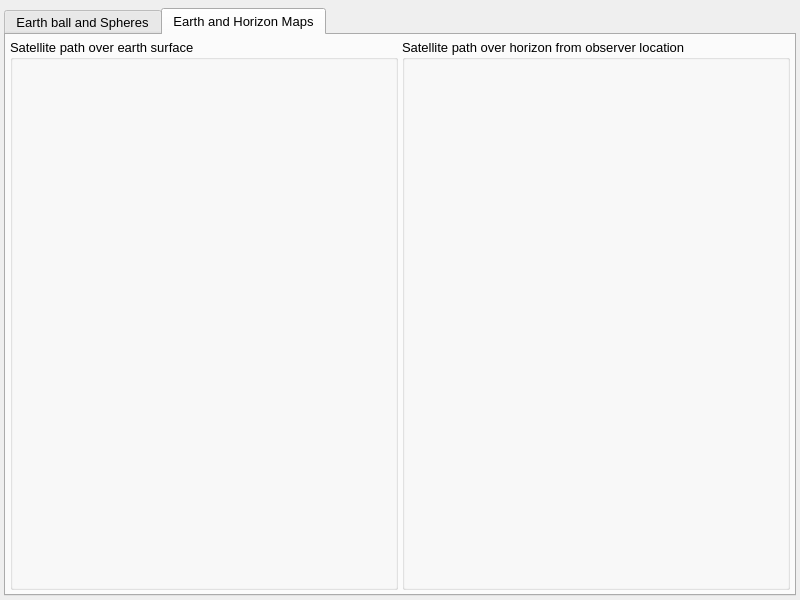
Old version of the form mw4/gui/widgets/satellite.ui in the repository mworion/MountWizzard4.
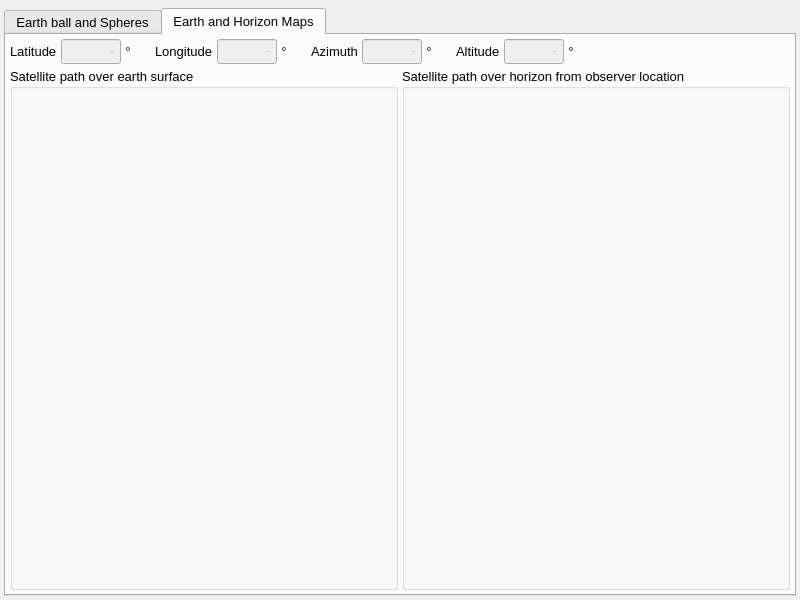
New version of the form. The open tabs and pages were chosen to show the change.

Diff of the .ui file:
```diff
--- a/mw4/gui/widgets/satellite.ui
+++ b/mw4/gui/widgets/satellite.ui
@@ -83,7 +83,7 @@
       <attribute name="title">
        <string>Earth ball and Spheres</string>
       </attribute>
-      <layout class="QHBoxLayout" name="horizontalLayout">
+      <layout class="QVBoxLayout" name="verticalLayout_3">
        <property name="spacing">
         <number>4</number>
        </property>
@@ -99,6 +99,230 @@
        <property name="bottomMargin">
         <number>4</number>
        </property>
+       <item>
+        <layout class="QHBoxLayout" name="horizontalLayout_2" stretch="0,0,0,0,0,0,0,1">
+         <item>
+          <widget class="QLabel" name="label_272">
+           <property name="minimumSize">
+            <size>
+             <width>0</width>
+             <height>25</height>
+            </size>
+           </property>
+           <property name="font">
+            <font>
+             <family>Arial</family>
+             <pointsize>10</pointsize>
+             <weight>50</weight>
+             <bold>false</bold>
+            </font>
+           </property>
+           <property name="text">
+            <string>Right ascension</string>
+           </property>
+          </widget>
+         </item>
+         <item>
+          <widget class="QLineEdit" name="satRa">
+           <property name="enabled">
+            <bool>false</bool>
+           </property>
+           <property name="minimumSize">
+            <size>
+             <width>0</width>
+             <height>25</height>
+            </size>
+           </property>
+           <property name="maximumSize">
+            <size>
+             <width>60</width>
+             <height>16777215</height>
+            </size>
+           </property>
+           <property name="font">
+            <font>
+             <family>Courier</family>
+             <pointsize>10</pointsize>
+             <weight>50</weight>
+             <bold>false</bold>
+            </font>
+           </property>
+           <property name="mouseTracking">
+            <bool>false</bool>
+           </property>
+           <property name="acceptDrops">
+            <bool>false</bool>
+           </property>
+           <property name="toolTip">
+            <string>Actual right ascention of the satelite from observers position.</string>
+           </property>
+           <property name="layoutDirection">
+            <enum>Qt::RightToLeft</enum>
+           </property>
+           <property name="text">
+            <string>-</string>
+           </property>
+           <property name="alignment">
+            <set>Qt::AlignRight|Qt::AlignTrailing|Qt::AlignVCenter</set>
+           </property>
+           <property name="readOnly">
+            <bool>false</bool>
+           </property>
+          </widget>
+         </item>
+         <item>
+          <widget class="QLabel" name="label_224">
+           <property name="minimumSize">
+            <size>
+             <width>0</width>
+             <height>25</height>
+            </size>
+           </property>
+           <property name="font">
+            <font>
+             <family>Arial</family>
+             <pointsize>10</pointsize>
+             <weight>50</weight>
+             <bold>false</bold>
+            </font>
+           </property>
+           <property name="text">
+            <string>hours</string>
+           </property>
+           <property name="alignment">
+            <set>Qt::AlignCenter</set>
+           </property>
+           <property name="wordWrap">
+            <bool>false</bool>
+           </property>
+          </widget>
+         </item>
+         <item>
+          <spacer name="horizontalSpacer_4">
+           <property name="orientation">
+            <enum>Qt::Horizontal</enum>
+           </property>
+           <property name="sizeHint" stdset="0">
+            <size>
+             <width>20</width>
+             <height>20</height>
+            </size>
+           </property>
+          </spacer>
+         </item>
+         <item>
+          <widget class="QLabel" name="label_328">
+           <property name="minimumSize">
+            <size>
+             <width>0</width>
+             <height>25</height>
+            </size>
+           </property>
+           <property name="font">
+            <font>
+             <family>Arial</family>
+             <pointsize>10</pointsize>
+             <weight>50</weight>
+             <bold>false</bold>
+            </font>
+           </property>
+           <property name="text">
+            <string>Declination</string>
+           </property>
+          </widget>
+         </item>
+         <item>
+          <widget class="QLineEdit" name="satDec">
+           <property name="enabled">
+            <bool>false</bool>
+           </property>
+           <property name="minimumSize">
+            <size>
+             <width>0</width>
+             <height>25</height>
+            </size>
+           </property>
+           <property name="maximumSize">
+            <size>
+             <width>60</width>
+             <height>16777215</height>
+            </size>
+           </property>
+           <property name="font">
+            <font>
+             <family>Courier</family>
+             <pointsize>10</pointsize>
+             <weight>50</weight>
+             <bold>false</bold>
+            </font>
+           </property>
+           <property name="mouseTracking">
+            <bool>false</bool>
+           </property>
+           <property name="acceptDrops">
+            <bool>false</bool>
+           </property>
+           <property name="toolTip">
+            <string>Actual declination of the satelite from observers position.</string>
+           </property>
+           <property name="layoutDirection">
+            <enum>Qt::RightToLeft</enum>
+           </property>
+           <property name="text">
+            <string>-</string>
+           </property>
+           <property name="alignment">
+            <set>Qt::AlignRight|Qt::AlignTrailing|Qt::AlignVCenter</set>
+           </property>
+           <property name="readOnly">
+            <bool>false</bool>
+           </property>
+          </widget>
+         </item>
+         <item>
+          <widget class="QLabel" name="label_332">
+           <property name="minimumSize">
+            <size>
+             <width>0</width>
+             <height>25</height>
+            </size>
+           </property>
+           <property name="font">
+            <font>
+             <family>Arial</family>
+             <pointsize>10</pointsize>
+             <weight>50</weight>
+             <bold>false</bold>
+            </font>
+           </property>
+           <property name="text">
+            <string>degrees</string>
+           </property>
+           <property name="alignment">
+            <set>Qt::AlignCenter</set>
+           </property>
+           <property name="wordWrap">
+            <bool>false</bool>
+           </property>
+          </widget>
+         </item>
+         <item>
+          <spacer name="horizontalSpacer_5">
+           <property name="orientation">
+            <enum>Qt::Horizontal</enum>
+           </property>
+           <property name="sizeHint" stdset="0">
+            <size>
+             <width>40</width>
+             <height>20</height>
+            </size>
+           </property>
+          </spacer>
+         </item>
+        </layout>
+       </item>
+       <item>
+        <layout class="QHBoxLayout" name="horizontalLayout_3">
        <item>
         <widget class="QGroupBox" name="groupBox">
          <property name="toolTip">
@@ -192,6 +416,8 @@
         </widget>
        </item>
       </layout>
+       </item>
+      </layout>
      </widget>
      <widget class="QWidget" name="tab_2">
       <property name="sizePolicy">
@@ -203,7 +429,7 @@
       <attribute name="title">
        <string>Earth and Horizon Maps</string>
       </attribute>
-      <layout class="QHBoxLayout" name="horizontalLayout_2">
+      <layout class="QVBoxLayout" name="verticalLayout_4">
        <property name="spacing">
         <number>4</number>
        </property>
@@ -219,6 +445,442 @@
        <property name="bottomMargin">
         <number>4</number>
        </property>
+       <item>
+        <layout class="QHBoxLayout" name="horizontalLayout_5" stretch="0,0,0,0,0,0,0,0,0,0,0,0,0,0,0,1">
+         <item>
+          <widget class="QLabel" name="label_273">
+           <property name="minimumSize">
+            <size>
+             <width>0</width>
+             <height>25</height>
+            </size>
+           </property>
+           <property name="font">
+            <font>
+             <family>Arial</family>
+             <pointsize>10</pointsize>
+             <weight>50</weight>
+             <bold>false</bold>
+            </font>
+           </property>
+           <property name="text">
+            <string>Latitude</string>
+           </property>
+          </widget>
+         </item>
+         <item>
+          <widget class="QLineEdit" name="satLatitude">
+           <property name="enabled">
+            <bool>false</bool>
+           </property>
+           <property name="minimumSize">
+            <size>
+             <width>0</width>
+             <height>25</height>
+            </size>
+           </property>
+           <property name="maximumSize">
+            <size>
+             <width>60</width>
+             <height>16777215</height>
+            </size>
+           </property>
+           <property name="font">
+            <font>
+             <family>Courier</family>
+             <pointsize>10</pointsize>
+             <weight>50</weight>
+             <bold>false</bold>
+            </font>
+           </property>
+           <property name="mouseTracking">
+            <bool>false</bool>
+           </property>
+           <property name="acceptDrops">
+            <bool>false</bool>
+           </property>
+           <property name="toolTip">
+            <string>Actual latitude where the satellite could be seen in zenith.</string>
+           </property>
+           <property name="layoutDirection">
+            <enum>Qt::RightToLeft</enum>
+           </property>
+           <property name="text">
+            <string>-</string>
+           </property>
+           <property name="alignment">
+            <set>Qt::AlignRight|Qt::AlignTrailing|Qt::AlignVCenter</set>
+           </property>
+           <property name="readOnly">
+            <bool>false</bool>
+           </property>
+          </widget>
+         </item>
+         <item>
+          <widget class="QLabel" name="label_330">
+           <property name="minimumSize">
+            <size>
+             <width>0</width>
+             <height>25</height>
+            </size>
+           </property>
+           <property name="font">
+            <font>
+             <family>Arial</family>
+             <pointsize>10</pointsize>
+             <weight>50</weight>
+             <bold>false</bold>
+            </font>
+           </property>
+           <property name="text">
+            <string>°</string>
+           </property>
+           <property name="alignment">
+            <set>Qt::AlignCenter</set>
+           </property>
+           <property name="wordWrap">
+            <bool>false</bool>
+           </property>
+          </widget>
+         </item>
+         <item>
+          <spacer name="horizontalSpacer">
+           <property name="orientation">
+            <enum>Qt::Horizontal</enum>
+           </property>
+           <property name="sizeHint" stdset="0">
+            <size>
+             <width>20</width>
+             <height>20</height>
+            </size>
+           </property>
+          </spacer>
+         </item>
+         <item>
+          <widget class="QLabel" name="label_333">
+           <property name="minimumSize">
+            <size>
+             <width>0</width>
+             <height>25</height>
+            </size>
+           </property>
+           <property name="font">
+            <font>
+             <family>Arial</family>
+             <pointsize>10</pointsize>
+             <weight>50</weight>
+             <bold>false</bold>
+            </font>
+           </property>
+           <property name="text">
+            <string>Longitude</string>
+           </property>
+          </widget>
+         </item>
+         <item>
+          <widget class="QLineEdit" name="satLongitude">
+           <property name="enabled">
+            <bool>false</bool>
+           </property>
+           <property name="minimumSize">
+            <size>
+             <width>0</width>
+             <height>25</height>
+            </size>
+           </property>
+           <property name="maximumSize">
+            <size>
+             <width>60</width>
+             <height>16777215</height>
+            </size>
+           </property>
+           <property name="font">
+            <font>
+             <family>Courier</family>
+             <pointsize>10</pointsize>
+             <weight>50</weight>
+             <bold>false</bold>
+            </font>
+           </property>
+           <property name="mouseTracking">
+            <bool>false</bool>
+           </property>
+           <property name="acceptDrops">
+            <bool>false</bool>
+           </property>
+           <property name="toolTip">
+            <string>Actual longitude where the satellite could be seen in zenith.</string>
+           </property>
+           <property name="layoutDirection">
+            <enum>Qt::RightToLeft</enum>
+           </property>
+           <property name="text">
+            <string>-</string>
+           </property>
+           <property name="alignment">
+            <set>Qt::AlignRight|Qt::AlignTrailing|Qt::AlignVCenter</set>
+           </property>
+           <property name="readOnly">
+            <bool>false</bool>
+           </property>
+          </widget>
+         </item>
+         <item>
+          <widget class="QLabel" name="label_205">
+           <property name="font">
+            <font>
+             <family>Arial</family>
+             <pointsize>10</pointsize>
+             <weight>50</weight>
+             <bold>false</bold>
+            </font>
+           </property>
+           <property name="text">
+            <string>°</string>
+           </property>
+           <property name="alignment">
+            <set>Qt::AlignCenter</set>
+           </property>
+           <property name="wordWrap">
+            <bool>false</bool>
+           </property>
+          </widget>
+         </item>
+         <item>
+          <spacer name="horizontalSpacer_2">
+           <property name="orientation">
+            <enum>Qt::Horizontal</enum>
+           </property>
+           <property name="sizeHint" stdset="0">
+            <size>
+             <width>20</width>
+             <height>20</height>
+            </size>
+           </property>
+          </spacer>
+         </item>
+         <item>
+          <widget class="QLabel" name="label_238">
+           <property name="minimumSize">
+            <size>
+             <width>0</width>
+             <height>25</height>
+            </size>
+           </property>
+           <property name="font">
+            <font>
+             <family>Arial</family>
+             <pointsize>10</pointsize>
+             <weight>50</weight>
+             <bold>false</bold>
+            </font>
+           </property>
+           <property name="text">
+            <string>Azimuth</string>
+           </property>
+          </widget>
+         </item>
+         <item>
+          <widget class="QLineEdit" name="satAzimuth">
+           <property name="enabled">
+            <bool>false</bool>
+           </property>
+           <property name="minimumSize">
+            <size>
+             <width>0</width>
+             <height>25</height>
+            </size>
+           </property>
+           <property name="maximumSize">
+            <size>
+             <width>60</width>
+             <height>16777215</height>
+            </size>
+           </property>
+           <property name="font">
+            <font>
+             <family>Courier</family>
+             <pointsize>10</pointsize>
+             <weight>50</weight>
+             <bold>false</bold>
+            </font>
+           </property>
+           <property name="mouseTracking">
+            <bool>false</bool>
+           </property>
+           <property name="acceptDrops">
+            <bool>false</bool>
+           </property>
+           <property name="toolTip">
+            <string>Actual azimuth of the satelite from observers position.</string>
+           </property>
+           <property name="layoutDirection">
+            <enum>Qt::RightToLeft</enum>
+           </property>
+           <property name="text">
+            <string>-</string>
+           </property>
+           <property name="alignment">
+            <set>Qt::AlignRight|Qt::AlignTrailing|Qt::AlignVCenter</set>
+           </property>
+           <property name="readOnly">
+            <bool>false</bool>
+           </property>
+          </widget>
+         </item>
+         <item>
+          <widget class="QLabel" name="label_208">
+           <property name="minimumSize">
+            <size>
+             <width>0</width>
+             <height>25</height>
+            </size>
+           </property>
+           <property name="font">
+            <font>
+             <family>Arial</family>
+             <pointsize>10</pointsize>
+             <weight>50</weight>
+             <bold>false</bold>
+            </font>
+           </property>
+           <property name="text">
+            <string>°</string>
+           </property>
+           <property name="alignment">
+            <set>Qt::AlignCenter</set>
+           </property>
+           <property name="wordWrap">
+            <bool>false</bool>
+           </property>
+          </widget>
+         </item>
+         <item>
+          <spacer name="horizontalSpacer_3">
+           <property name="orientation">
+            <enum>Qt::Horizontal</enum>
+           </property>
+           <property name="sizeHint" stdset="0">
+            <size>
+             <width>20</width>
+             <height>20</height>
+            </size>
+           </property>
+          </spacer>
+         </item>
+         <item>
+          <widget class="QLabel" name="label_297">
+           <property name="minimumSize">
+            <size>
+             <width>0</width>
+             <height>25</height>
+            </size>
+           </property>
+           <property name="font">
+            <font>
+             <family>Arial</family>
+             <pointsize>10</pointsize>
+             <weight>50</weight>
+             <bold>false</bold>
+            </font>
+           </property>
+           <property name="text">
+            <string>Altitude</string>
+           </property>
+          </widget>
+         </item>
+         <item>
+          <widget class="QLineEdit" name="satAltitude">
+           <property name="enabled">
+            <bool>false</bool>
+           </property>
+           <property name="minimumSize">
+            <size>
+             <width>0</width>
+             <height>25</height>
+            </size>
+           </property>
+           <property name="maximumSize">
+            <size>
+             <width>60</width>
+             <height>16777215</height>
+            </size>
+           </property>
+           <property name="font">
+            <font>
+             <family>Courier</family>
+             <pointsize>10</pointsize>
+             <weight>50</weight>
+             <bold>false</bold>
+            </font>
+           </property>
+           <property name="mouseTracking">
+            <bool>false</bool>
+           </property>
+           <property name="acceptDrops">
+            <bool>false</bool>
+           </property>
+           <property name="toolTip">
+            <string>Actual altitude of the satelite from observers position.</string>
+           </property>
+           <property name="layoutDirection">
+            <enum>Qt::RightToLeft</enum>
+           </property>
+           <property name="text">
+            <string>-</string>
+           </property>
+           <property name="alignment">
+            <set>Qt::AlignRight|Qt::AlignTrailing|Qt::AlignVCenter</set>
+           </property>
+           <property name="readOnly">
+            <bool>false</bool>
+           </property>
+          </widget>
+         </item>
+         <item>
+          <widget class="QLabel" name="label_331">
+           <property name="minimumSize">
+            <size>
+             <width>0</width>
+             <height>25</height>
+            </size>
+           </property>
+           <property name="font">
+            <font>
+             <family>Arial</family>
+             <pointsize>10</pointsize>
+             <weight>50</weight>
+             <bold>false</bold>
+            </font>
+           </property>
+           <property name="text">
+            <string>°</string>
+           </property>
+           <property name="alignment">
+            <set>Qt::AlignCenter</set>
+           </property>
+           <property name="wordWrap">
+            <bool>false</bool>
+           </property>
+          </widget>
+         </item>
+         <item>
+          <spacer name="horizontalSpacer_6">
+           <property name="orientation">
+            <enum>Qt::Horizontal</enum>
+           </property>
+           <property name="sizeHint" stdset="0">
+            <size>
+             <width>40</width>
+             <height>20</height>
+            </size>
+           </property>
+          </spacer>
+         </item>
+        </layout>
+       </item>
+       <item>
+        <layout class="QHBoxLayout" name="horizontalLayout_4">
        <item>
         <widget class="QGroupBox" name="groupBox_3">
          <property name="sizePolicy">
@@ -316,6 +978,8 @@
           </item>
          </layout>
         </widget>
+         </item>
+        </layout>
        </item>
       </layout>
      </widget>
```
Lines whose indentation alone changed are shown as unchanged.
